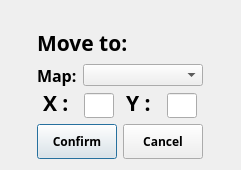
First picture: the form in Diceobu/movewindow.ui, repository diceobu/diceobu, before the edit.
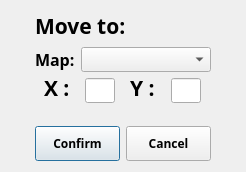
Second picture: the form after the edit.

The edit to the form file:
```diff
--- a/Diceobu/movewindow.ui
+++ b/Diceobu/movewindow.ui
@@ -6,8 +6,8 @@
    <rect>
     <x>0</x>
     <y>0</y>
-    <width>241</width>
-    <height>170</height>
+    <width>246</width>
+    <height>172</height>
    </rect>
   </property>
   <property name="windowTitle">
@@ -21,7 +21,7 @@
      </property>
      <property name="sizeHint" stdset="0">
       <size>
-       <width>47</width>
+       <width>35</width>
        <height>20</height>
       </size>
      </property>
@@ -97,10 +97,17 @@
           <widget class="QComboBox" name="comboBox_Maps_Move">
            <property name="minimumSize">
             <size>
-             <width>120</width>
+             <width>130</width>
              <height>0</height>
             </size>
            </property>
+           <property name="font">
+            <font>
+             <family>ImperatorSmallCaps</family>
+             <weight>75</weight>
+             <bold>true</bold>
+            </font>
+           </property>
           </widget>
          </item>
         </layout>
@@ -251,6 +258,19 @@
        </item>
       </layout>
      </item>
+     <item>
+      <spacer name="verticalSpacer">
+       <property name="orientation">
+        <enum>Qt::Vertical</enum>
+       </property>
+       <property name="sizeHint" stdset="0">
+        <size>
+         <width>20</width>
+         <height>40</height>
+        </size>
+       </property>
+      </spacer>
+     </item>
      <item>
       <layout class="QHBoxLayout" name="horizontalLayout">
        <item>
@@ -316,7 +336,7 @@
      </property>
      <property name="sizeHint" stdset="0">
       <size>
-       <width>47</width>
+       <width>35</width>
        <height>20</height>
       </size>
      </property>
```
